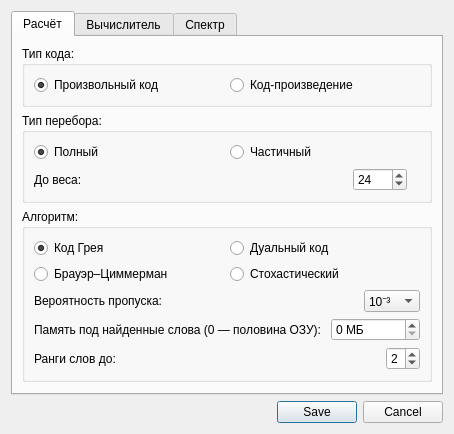
Above: ui/settingsdialog.ui from Maxmaxgggg/Spectrum before the change. Below: the same form after it.
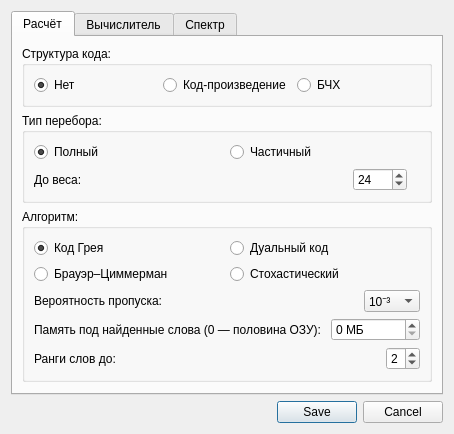
That is the form after the change. Icons and pictures are not drawn.

Commit message: Настройки: «Структура кода» — нет, код-произведение или БЧХ

The edit to the form file:
```diff
--- a/ui/settingsdialog.ui
+++ b/ui/settingsdialog.ui
@@ -37,7 +37,7 @@
        <item>
         <widget class="QGroupBox" name="codeKindGBX">
          <property name="title">
-          <string>Тип кода:</string>
+          <string>Структура кода:</string>
          </property>
          <layout class="QHBoxLayout" name="codeKindLayout">
           <item>
@@ -46,7 +46,7 @@
              <string>Код задан одной порождающей матрицей — панель «Матрица 1»</string>
             </property>
             <property name="text">
-             <string>Произвольный код</string>
+             <string>Нет</string>
             </property>
             <property name="checked">
              <bool>true</bool>
@@ -63,6 +63,16 @@
             </property>
            </widget>
           </item>
+          <item>
+           <widget class="QRadioButton" name="bchCodeRBN">
+            <property name="toolTip">
+             <string>Циклический код — БЧХ, Хэмминг, Голей, в том числе расширенные проверкой чётности (панель «Матрица 1»). Частичный перебор идёт по циклическим сдвигам: Брауэр–Циммерман перебирает одно информационное множество вместо нескольких, стохастический поиск ищет орбиты сдвигов — в разы быстрее и с меньшей памятью. Перед расчётом матрица проверяется: укороченный код не циклический</string>
+            </property>
+            <property name="text">
+             <string>БЧХ</string>
+            </property>
+           </widget>
+          </item>
          </layout>
         </widget>
        </item>
```
Left out of the diff: 8 changed lines with no effect on the pictures. The commit also changes 15 other files.
